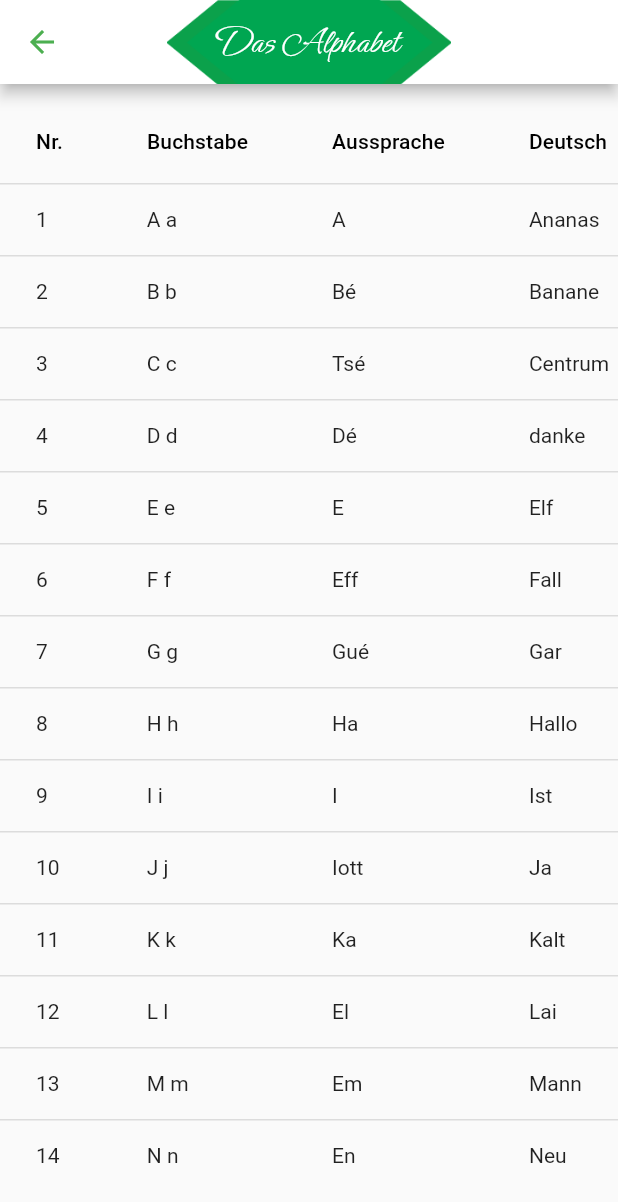
After one commit to devmagatte/jangAlma, a Flutter app: the ListBuilder screen opened directly, after a tap on an icon or button, on a phone screen of 412 x 824 dp. The commit adds this screen. Shown: the top 1202 px of the screen. Run offline on Flutter 3.47's test engine with Material 2 defaults, Android fonts, the phone set to English and light mode, and no system bars; our stand-ins replace auto_animated.

Commit message:
container chapitre view

```diff
--- /dev/null
+++ b/lib/data/alphabet.dart
@@ -0,0 +1,127 @@
+const List<String> langAlphabet = [
+  "Nr.",
+  "Buchstabe",
+  "Aussprache",
+  "Deutsch",
+  "Wolof",
+];
+
+class Alphabet {
+  final int? number;
+  final String? buchstabe;
+  final String? aussprache;
+  final String? deutsch;
+  final String? wolof;
+
+  Alphabet(
+      {this.number, this.buchstabe, this.aussprache, this.deutsch, this.wolof});
+}
+
+List<Alphabet> letterAlphabet = [
+  Alphabet(
+      number: 1,
+      buchstabe: "A a",
+      aussprache: "A",
+      deutsch: "Ananas",
+      wolof: "ananas"),
+  Alphabet(
+      number: 2,
+      buchstabe: "B b",
+      aussprache: "Bé",
+      deutsch: "Banane",
+      wolof: "banana"),
+  Alphabet(
+      number: 3,
+      buchstabe: "C c",
+      aussprache: "Tsé",
+      deutsch: "Centrum",
+      wolof: "sant"),
+  Alphabet(
+      number: 4,
+      buchstabe: "D d",
+      aussprache: "Dé",
+      deutsch: "danke",
+      wolof: "dank"),
+  Alphabet(
+      number: 5,
+      buchstabe: "E e",
+      aussprache: "E",
+      deutsch: "Elf",
+      wolof: "rek"),
+  Alphabet(
+      number: 6,
+      buchstabe: "F f",
+      aussprache: "Eff",
+      deutsch: "Fall",
+      wolof: "fal"),
+  Alphabet(
+      number: 7,
+      buchstabe: "G g",
+      aussprache: "Gué",
+      deutsch: "Gar",
+      wolof: "garr"),
+  Alphabet(
+      number: 8,
+      buchstabe: "H h",
+      aussprache: "Ha",
+      deutsch: "Hallo",
+      wolof: "h"),
+  Alphabet(
+      number: 9,
+      buchstabe: "I i",
+      aussprache: "I",
+      deutsch: "Ist",
+      wolof: "indi"),
+  Alphabet(
+      number: 10,
+      buchstabe: "J j",
+      aussprache: "Iott",
+      deutsch: "Ja",
+      wolof: "ya"),
+  Alphabet(
+      number: 11,
+      buchstabe: "K k",
+      aussprache: "Ka",
+      deutsch: "Kalt",
+      wolof: "kaay"),
+  Alphabet(
+      number: 12,
+      buchstabe: "L l",
+      aussprache: "El",
+      deutsch: "Lai",
+      wolof: "lay"),
+  Alphabet(
+      number: 13,
+      buchstabe: "M m",
+      aussprache: "Em",
+      deutsch: "Mann",
+      wolof: "man"),
+  Alphabet(
+      number: 14,
+      buchstabe: "N n",
+      aussprache: "En",
+      deutsch: "Neu",
+      wolof: "nooy")
+// 15	O o	O	Orange	orans
+// 16	P p	Pé	Papa	papa
+// 17	Q q	Cou	Quelle	q
+// 18	R r	Err	Ruhr	ruur
+// 19	S s	Ess	Sieben	zal
+// 20	T t	Té	Toll	tol
+// 21	U u	Ou	Und	ubbi
+// 22	V v	Faou	Vier	fiir
+// 23	W w	Vé	Welle	vé
+// 24	X x	Iks	Xylophone	iks
+// 25	Y y	Upsilon	Yoruba	yoruba
+// 26	Z z	Tsett	Zeit	ts
+// 27	ß 	Ess tsett	Soße	sose
+// 28	Ä ä/ae	E	Atmosphäre	reew
+// 29	Ü ü/ue	U	Lücke
+// 30	Ö ö/oe	Eu	Löwe	ëw
+// 31	Ei ei 	Aille	Brei	bray
+// 32	Äu äu	Oy	Häufig	toy
+// 34	Eu 	Oy	Heute	toy
+// 35	-ach-	Akh	Bach	baax
+// 36	-och-	Okh	Doch	dox
+// 37	-uch-	Oukh	Buch	buux
+];
--- a/lib/main.dart
+++ b/lib/main.dart
@@ -5,7 +5,10 @@ import 'package:flutter/services.dart';
 
 void main() {
   WidgetsFlutterBinding.ensureInitialized();
-  SystemChrome.setPreferredOrientations([DeviceOrientation.portraitUp]);
+  // SystemChrome.setPreferredOrientations([
+  //   DeviceOrientation.portraitUp,
+  //   DeviceOrientation.landscapeRight,
+  // ]);
   runApp(MyApp());
 }
 
--- a/lib/route/routeName.dart
+++ b/lib/route/routeName.dart
@@ -1,2 +1,3 @@
 const String initRoute = "/";
 const String ListChapitresa1 = "chapitresA1";
+const String dasAplhabet = "dasalphabet";
--- a/lib/route/route_provider.dart
+++ b/lib/route/route_provider.dart
@@ -1,4 +1,5 @@
 import 'package:cours_allemand/ui/chapitres_a1/chapitresA1.dart';
+import 'package:cours_allemand/ui/chapitres_a1/view_contain_chapitre/das_alphabet.dart';
 import 'package:cours_allemand/ui/home/home_view.dart';
 import 'package:flutter/material.dart';
 import 'routeName.dart';
@@ -17,6 +18,12 @@ class RouteGeerator {
       case '$ListChapitresa1':
         return MaterialPageRoute(
           builder: (_) => ChapittreA1(
+            title: args.toString(),
+          ),
+        );
+      case '$dasAplhabet':
+        return MaterialPageRoute(
+          builder: (_) => DasAlphabet(
             title: args.toString(),
           ),
         );
--- a/lib/ui/chapitres_a1/chapitresA1.dart
+++ b/lib/ui/chapitres_a1/chapitresA1.dart
@@ -19,18 +19,14 @@ class _ChapittreA1State extends State<ChapittreA1> {
     return Scaffold(
       appBar: AppBar(
         centerTitle: true,
-        leading: Icon(
-          Icons.arrow_back,
-          color: Colors.green,
+        leading: GestureDetector(
+          child: Icon(
+            Icons.arrow_back,
+            color: Colors.green,
+          ),
+          onTap: () => Navigator.of(context).pop(),
         ),
         title: _flexibleSpaceTitle(this.title),
-        // Text(
-        //   this.title!,
-        //   style: TextStyle(
-        //     color: Colors.green,
-        //   ),
-        // ),
-        // backgroundColor: Colors.white,
       ),
       body: ListBuilder(),
     );
@@ -41,11 +37,11 @@ class _ChapittreA1State extends State<ChapittreA1> {
       padding: EdgeInsets.symmetric(vertical: 2.5, horizontal: 35.0),
       decoration: _boxeDecoration('image_logo.png'),
       child: Padding(
-        padding: const EdgeInsets.symmetric(horizontal: 10.0),
+        padding: const EdgeInsets.symmetric(vertical: 50),
         child: _textWidget(
           '$text',
           color: Colors.white,
-          fontSize: 25.0,
+          fontSize: text!.length <= 6 ? 40 : 25.0,
           fontFamily: "Ephesis",
         ),
       ),
--- a/lib/ui/chapitres_a1/list.dart
+++ b/lib/ui/chapitres_a1/list.dart
@@ -1,4 +1,5 @@
 import 'package:cours_allemand/data/list_chapitres_a1.dart';
+import 'package:cours_allemand/route/routeName.dart';
 import 'package:cours_allemand/ui/chapitres_a1/utils.dart';
 import 'package:flutter/material.dart';
 import 'package:auto_animated/auto_animated.dart';
@@ -21,7 +22,8 @@ class ListBuilder extends StatelessWidget {
 
 class VerticalExample extends StatelessWidget {
   @override
-  Widget build(BuildContext context) => LiveList(
+  Widget build(BuildContext context) {
+    return LiveList(
       showItemInterval: Duration(milliseconds: 150),
       showItemDuration: Duration(milliseconds: 350),
       // padding: EdgeInsets.all(16),
@@ -64,8 +66,19 @@ class VerticalExample extends StatelessWidget {
                       ),
                     ),
                   ),
+                  onTap: () =>
+                      _ontClikChapitre(context, listChapitresA1[index]),
                 ),
               ),
           padding: EdgeInsets.symmetric(vertical: 2)),
     );
   }
+
+  _ontClikChapitre(context, String chapitre) {
+    Navigator.pushNamed(
+      context,
+      "${chapitre.replaceAll(' ', '').toLowerCase()}",
+      arguments: '$chapitre',
+    );
+  }
+}
--- /dev/null
+++ b/lib/ui/chapitres_a1/view_contain_chapitre/das_alphabet.dart
@@ -0,0 +1,105 @@
+import 'package:cours_allemand/data/alphabet.dart';
+import 'package:flutter/material.dart';
+
+class DasAlphabet extends StatefulWidget {
+  final String? title;
+  DasAlphabet({this.title, Key? key}) : super(key: key);
+
+  @override
+  _DasAlphabetState createState() => _DasAlphabetState(this.title);
+}
+
+class _DasAlphabetState extends State<DasAlphabet> {
+  final String? title;
+
+  _DasAlphabetState(this.title);
+
+  @override
+  Widget build(BuildContext context) {
+    return SafeArea(
+      top: false,
+      child: Scaffold(
+        appBar: AppBar(
+          centerTitle: true,
+          leading: GestureDetector(
+            child: Icon(
+              Icons.arrow_back,
+              color: Colors.green,
+            ),
+            onTap: () => Navigator.of(context).pop(),
+          ),
+          title: _flexibleSpaceTitle(this.title),
+        ),
+        body: _bodyContainer(),
+      ),
+    );
+  }
+
+  Widget _bodyContainer() {
+    return SingleChildScrollView(
+      child: Container(
+        padding: EdgeInsets.symmetric(vertical: 10.0),
+        child: DataTable(
+          columns: langAlphabet.map((e) => DataColumn(label: Text(e))).toList(),
+          rows: letterAlphabet
+              .map((e) => DataRow(cells: [
+                    DataCell(Text("${e.number}")),
+                    DataCell(Text("${e.buchstabe}")),
+                    DataCell(Text("${e.aussprache}")),
+                    DataCell(Text("${e.deutsch}")),
+                    DataCell(Text("${e.wolof}")),
+                  ]))
+              .toList(),
+        ),
+      ),
+    );
+  }
+
+  _flexibleSpaceTitle(String? text) {
+    return Container(
+      padding: EdgeInsets.symmetric(vertical: 2.5, horizontal: 35.0),
+      decoration: _boxeDecoration('image_logo.png'),
+      child: Padding(
+        padding: const EdgeInsets.symmetric(vertical: 40.0),
+        child: _textWidget(
+          '$text',
+          color: Colors.white,
+          fontSize: 25.0,
+          fontFamily: "Ephesis",
+        ),
+      ),
+    );
+  }
+
+  BoxDecoration _boxeDecoration(
+    String imageName, {
+    ColorFilter? colorFilter,
+    BoxFit? fit,
+  }) {
+    return BoxDecoration(
+      image: DecorationImage(
+        colorFilter: colorFilter,
+        image: AssetImage('assert/images/$imageName'),
+        fit: fit,
+      ),
+    );
+  }
+
+  Text _textWidget(
+    String text, {
+    Color? color,
+    double? fontSize,
+    String? fontFamily,
+  }) {
+    return Text(
+      text,
+      style: TextStyle(
+        color: color,
+        fontSize: fontSize,
+        fontFamily: fontFamily,
+      ),
+      maxLines: 1,
+      textAlign: TextAlign.center,
+    );
+  }
+}
```
Lines whose indentation alone changed are shown as unchanged.
